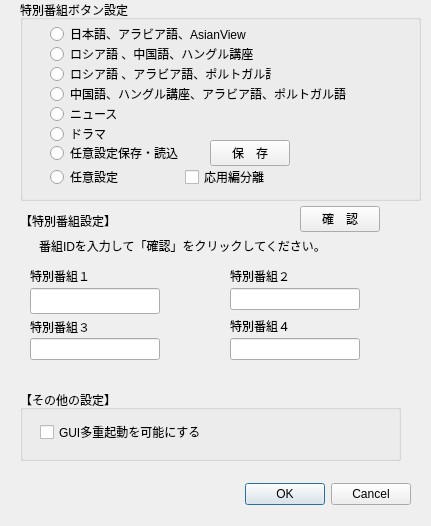
The window that settingsdialog.ui (CSReviser/CaptureStream2) describes before a commit, drawn with Qt 5.
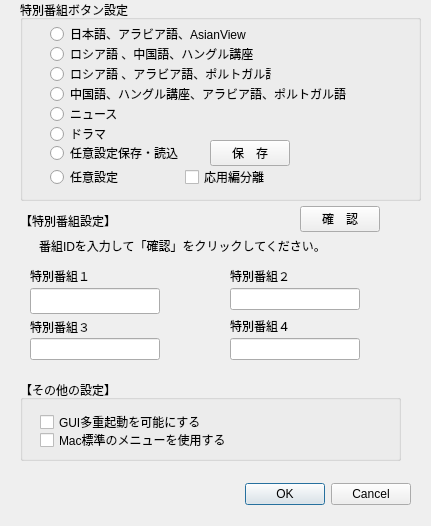
The same window after the commit.

The edit to the form file:
```diff
--- a/settingsdialog.ui
+++ b/settingsdialog.ui
@@ -307,9 +307,9 @@
    <property name="geometry">
     <rect>
      <x>20</x>
-     <y>390</y>
+     <y>380</y>
      <width>381</width>
-     <height>71</height>
+     <height>81</height>
     </rect>
    </property>
    <property name="title">
@@ -380,6 +380,19 @@
      <string>GUI多重起動を可能にする</string>
     </property>
    </widget>
+   <widget class="QCheckBox" name="checkBox_mac_menubar">
+    <property name="geometry">
+     <rect>
+      <x>20</x>
+      <y>48</y>
+      <width>361</width>
+      <height>24</height>
+     </rect>
+    </property>
+    <property name="text">
+     <string>Mac標準のメニューを使用する</string>
+    </property>
+   </widget>
   </widget>
  </widget>
  <resources/>
```
